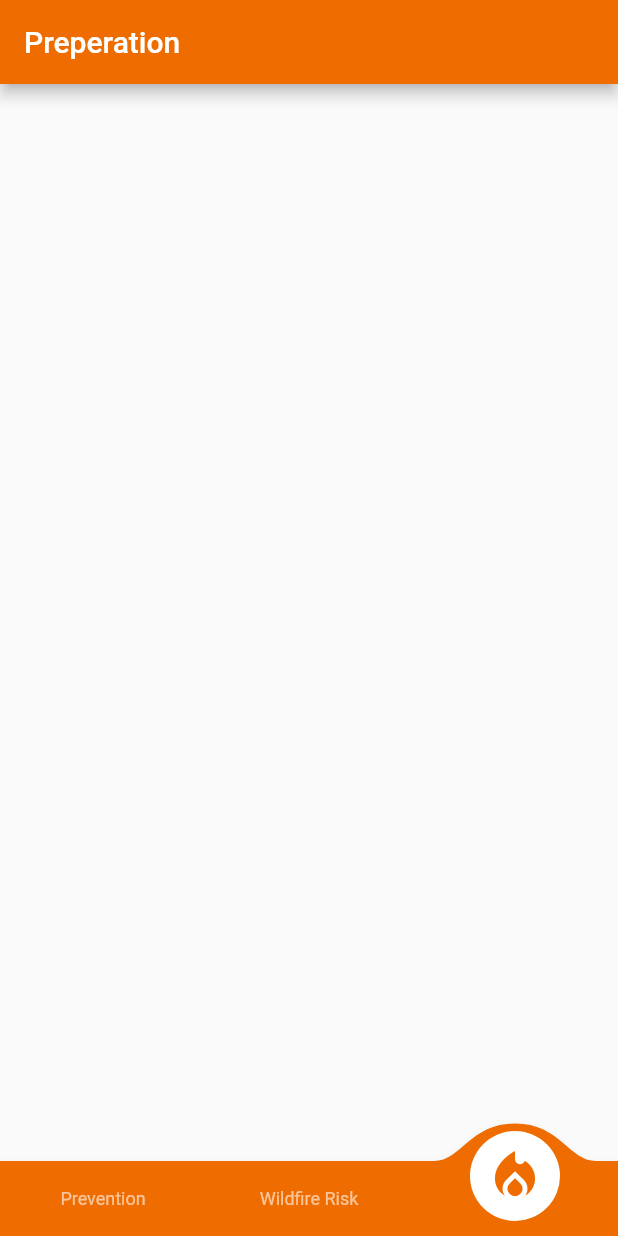
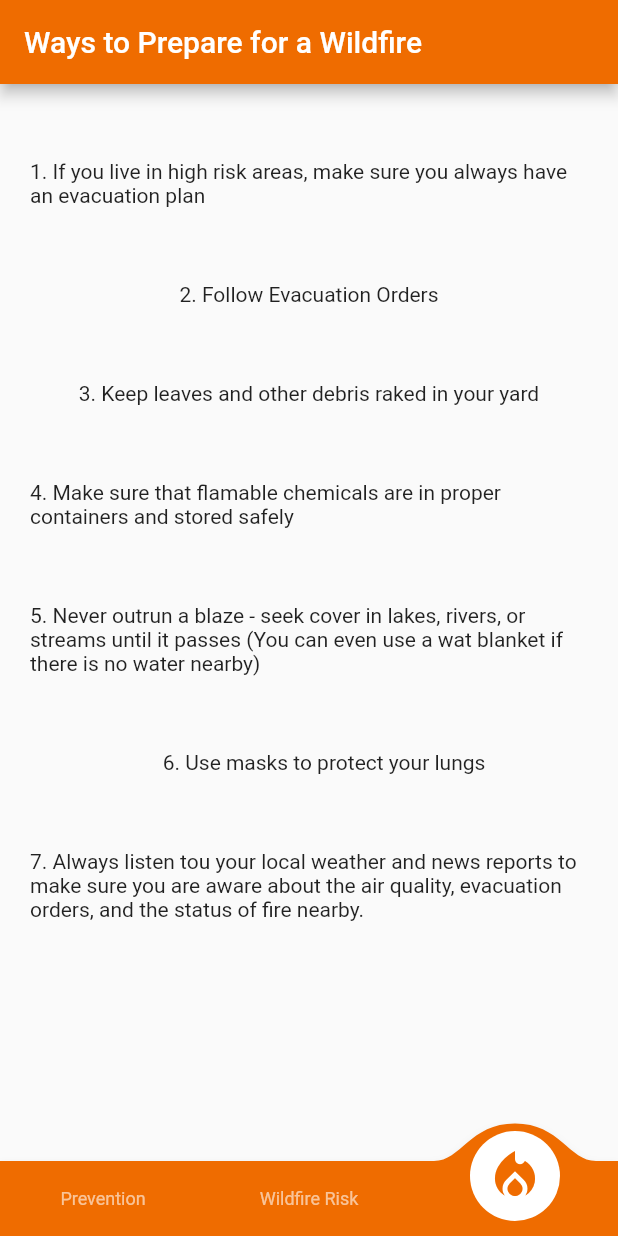
Before and after one commit to bhscomputerscienceclub/wwphacks-2020-watt, a Flutter app: the screen it shows after launch, item 3 of the bottom bar chosen, on a phone screen of 412 x 824 dp. Run offline on Flutter 3.47's test engine with Material 2 defaults, Android fonts, the phone set to English and light mode, and no system bars; drawn by our look-alikes of convex_bottom_bar; our stand-ins replace geolocator.

Commit message:
sdjkgds;ihgd

```diff
--- a/wildfire_calculator/lib/explantion.dart
+++ b/wildfire_calculator/lib/explantion.dart
@@ -4,10 +4,8 @@ class Explantion extends StatelessWidget {
   @override
   Widget build(BuildContext context) {
     return Scaffold(
-      appBar: AppBar(),
-      body: Column(
-        children: [Text('Hello')],
-      ),
+      appBar: AppBar(title: Text('Explantion'),),
+      body: Padding(padding: EdgeInsets.fromLTRB(20, 0, 20, 0),child: Center(child: Text('Temperature, Humidity, Wind Speed, and Vegetation were all taken into account to make the Wildfire Calculation. The temperature, humidity, and wind speed were recorded from a farmer’s almanac from the three days before 75 random wildfires in California in 2019 and the day of the wildfires and labeled as x coordinates. If there was a wildfire that day, 1 is the paired y-value. If not, 0 is the paired y-value. Then, a linear regression tool was used to form the individual equations representative of the effects of temperature, humidity, and wind speed on the likelihood of a wildfire starting. For vegetation, the percent vegetation in 58 counties in California was compared to how many fires were reported there by CalFire in 2019. A linear regression tool was used to form an equation representative of the percent vegetation’s effects on the likelihood of a wildfire starting. All four equations were adjusted to a scale of 0-100, where the lowest possible value for each variable got a score of 0 and the greatest possible value for each variable got a score of 100. All four scores were then averaged together equally to get the final calculation.'),))
     );
   }
 }
--- a/wildfire_calculator/lib/futureBuilders.dart
+++ b/wildfire_calculator/lib/futureBuilders.dart
@@ -45,7 +45,7 @@ class WildfireValue extends StatelessWidget {
   Widget build(BuildContext context) {
     return new FutureBuilder(
         future: Calculate(),
-        initialData: "Calculating",
+        initialData: "...",
         builder: (BuildContext context, AsyncSnapshot<String> text) {
           return Text(text.data ?? 'Please Reload App',
               style: TextStyle(fontWeight: FontWeight.w900, fontSize: 100));
--- a/wildfire_calculator/lib/main.dart
+++ b/wildfire_calculator/lib/main.dart
@@ -24,9 +24,9 @@ class _MyAppState extends State<MyApp> {
   final _pageOptions = [Prevention(), RiskPage(), Preperation()];
 
   final _pageTitles = [
-    'Prevention',
+    'Ways to Prevent a Wildfire',
     'Wildfire Risk in Your Area',
-    'Preperation'
+    'Ways to Prepare for a Wildfire'
   ];
 
   @override
--- a/wildfire_calculator/lib/preperation.dart
+++ b/wildfire_calculator/lib/preperation.dart
@@ -4,7 +4,39 @@ import 'futureBuilders.dart';
 class Preperation extends StatelessWidget {
   @override
   Widget build(BuildContext context) {
-    return Container(
+    return Center(
+      child: Column(
+        children: [
+          Padding(
+            padding: EdgeInsets.fromLTRB(20, 50, 20, 0),
+            child: Text('1. If you live in high risk areas, make sure you always have an evacuation plan'),
+          ),
+          Padding(
+            padding: EdgeInsets.fromLTRB(0, 50, 0, 0),
+            child: Text('2. Follow Evacuation Orders'),
+          ),
+          Padding(
+            padding: EdgeInsets.fromLTRB(0, 50, 0, 0),
+            child: Text('3. Keep leaves and other debris raked in your yard'),
+          ),
+          Padding(
+            padding: EdgeInsets.fromLTRB(20, 50, 20, 0),
+            child: Text('4. Make sure that flamable chemicals are in proper containers and stored safely'),
+          ),
+          Padding(
+            padding: EdgeInsets.fromLTRB(20, 50, 20, 0),
+            child: Text('5. Never outrun a blaze - seek cover in lakes, rivers, or streams until it passes (You can even use a wat blanket if there is no water nearby)'),
+          ),
+          Padding(
+            padding: EdgeInsets.fromLTRB(20, 50, 0, 0),
+            child: Text('6. Use masks to protect your lungs'),
+          ),
+          Padding(
+            padding: EdgeInsets.fromLTRB(20, 50, 20, 0),
+            child: Text('7. Always listen tou your local weather and news reports to make sure you are aware about the air quality, evacuation orders, and the status of fire nearby.'),
+          ),
+        ],
+      ),
     );
   }
 }
```
Also changed, not shown: wildfire_calculator/lib/prevention.dart (+33 -2 lines).
